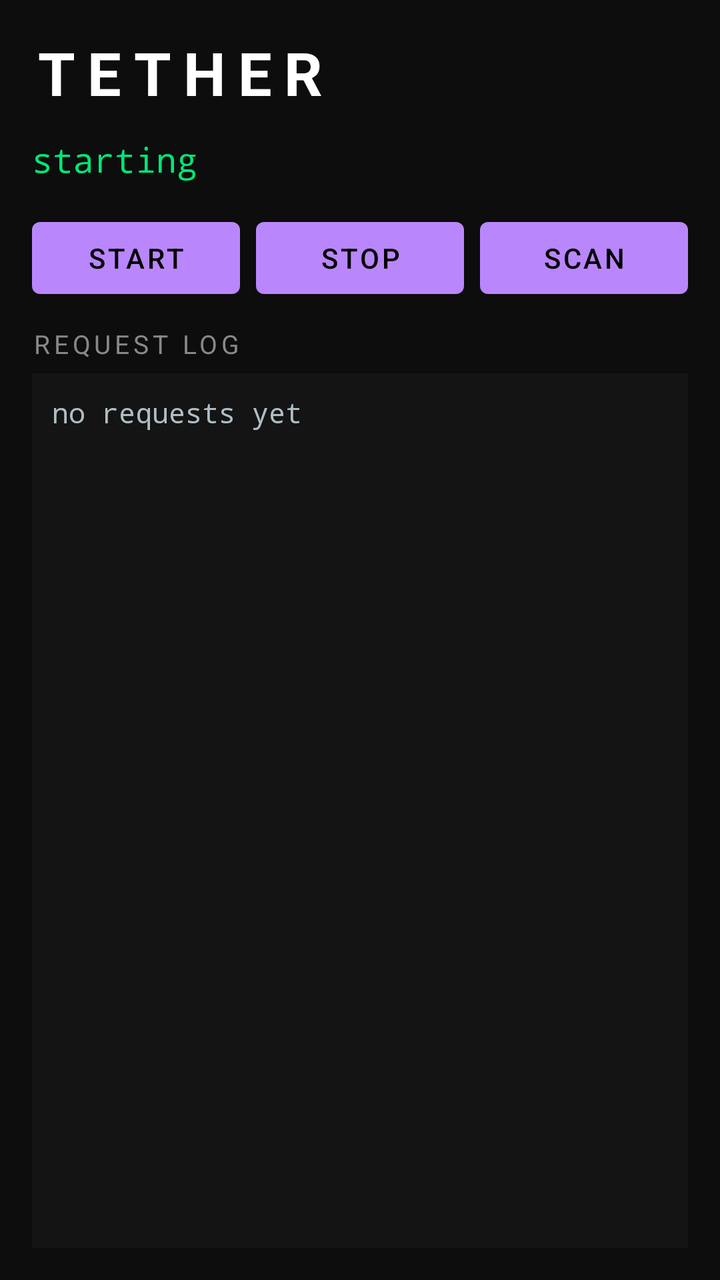
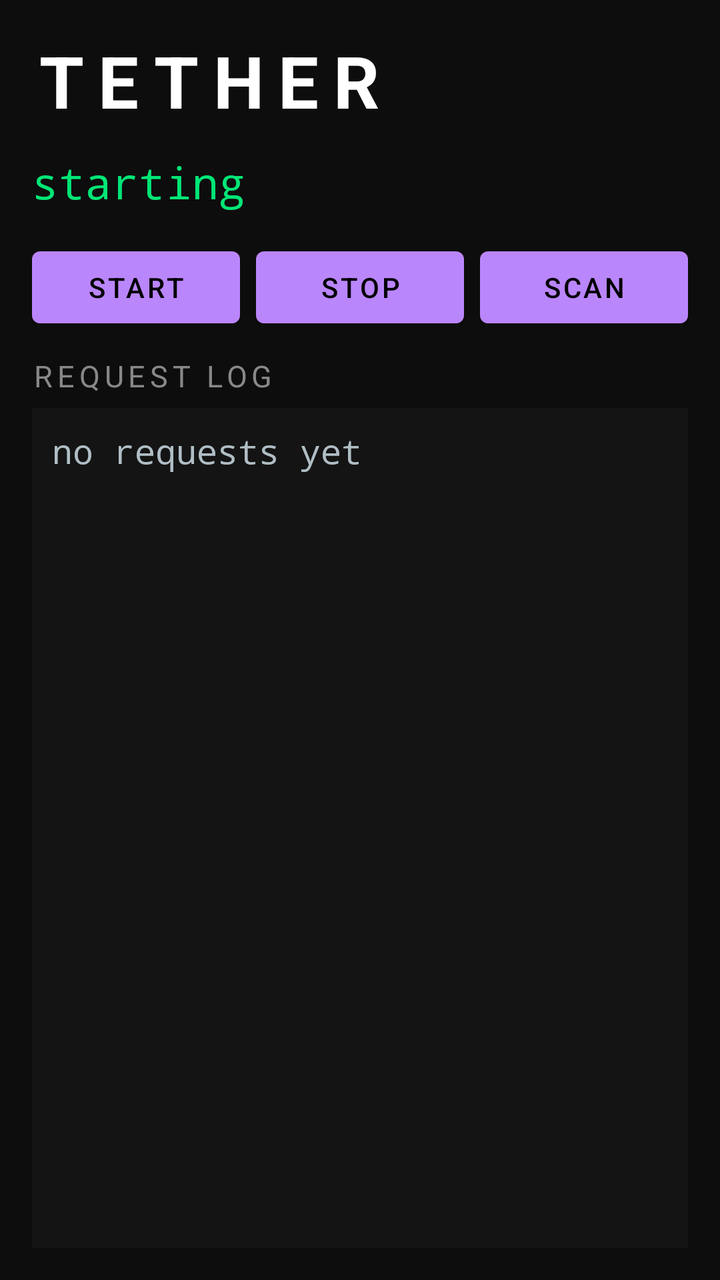

The first picture is an Android layout as it rendered before a commit; the second is the same layout after the commit. The layout source and the unified diff follow.
<!-- AndroidManifest.xml: application theme Theme.Tether -->
<!-- res/layout/activity_main.xml -->
<?xml version="1.0" encoding="utf-8"?>
<LinearLayout xmlns:android="http://schemas.android.com/apk/res/android"
    android:layout_width="match_parent"
    android:layout_height="match_parent"
    android:orientation="vertical"
    android:background="#0D0D0D"
    android:padding="16dp">

    <TextView
        android:layout_width="wrap_content"
        android:layout_height="wrap_content"
        android:text="TETHER"
        android:textColor="#FFFFFF"
        android:textSize="30sp"
        android:textStyle="bold"
        android:letterSpacing="0.2"
        android:paddingBottom="12dp" />

    <TextView
        android:id="@+id/statusText"
        android:layout_width="match_parent"
        android:layout_height="wrap_content"
        android:fontFamily="monospace"
        android:lineSpacingMultiplier="1.2"
        android:textColor="#00E676"
        android:textSize="17sp"
        android:text="starting" />

    <LinearLayout
        android:layout_width="match_parent"
        android:layout_height="wrap_content"
        android:orientation="horizontal"
        android:paddingTop="14dp"
        android:paddingBottom="10dp">

        <Button
            android:id="@+id/startBtn"
            android:layout_width="0dp"
            android:layout_weight="1"
            android:layout_height="wrap_content"
            android:layout_marginEnd="8dp"
            android:text="START" />

        <Button
            android:id="@+id/stopBtn"
            android:layout_width="0dp"
            android:layout_weight="1"
            android:layout_height="wrap_content"
            android:layout_marginEnd="8dp"
            android:text="STOP" />

        <Button
            android:id="@+id/scanBtn"
            android:layout_width="0dp"
            android:layout_weight="1"
            android:layout_height="wrap_content"
            android:text="SCAN" />

    </LinearLayout>

    <TextView
        android:layout_width="match_parent"
        android:layout_height="wrap_content"
        android:text="REQUEST LOG"
        android:textColor="#888888"
        android:textSize="13sp"
        android:letterSpacing="0.15"
        android:paddingBottom="6dp" />

    <ScrollView
        android:id="@+id/logScroll"
        android:layout_width="match_parent"
        android:layout_height="0dp"
        android:layout_weight="1"
        android:background="#141414"
        android:padding="10dp"
        android:scrollbars="vertical">

        <TextView
            android:id="@+id/logText"
            android:layout_width="match_parent"
            android:layout_height="wrap_content"
            android:fontFamily="monospace"
            android:textColor="#B0BEC5"
            android:textSize="14sp"
            android:text="no requests yet" />

    </ScrollView>

</LinearLayout>
<!-- resources referenced by this layout -->
<resources>
  <style name="Theme.Tether" parent="Theme.MaterialComponents.NoActionBar">
          <item name="android:statusBarColor">#0D0D0D</item>
          <item name="android:navigationBarColor">#0D0D0D</item>
          <item name="android:windowBackground">#0D0D0D</item>
      </style>
</resources>

<!-- the commit's change to res/layout/activity_main.xml (unified diff, before → after) -->
@@ -11,7 +11,7 @@
         android:layout_height="wrap_content"
         android:text="TETHER"
         android:textColor="#FFFFFF"
-        android:textSize="30sp"
+        android:textSize="36sp"
         android:textStyle="bold"
         android:letterSpacing="0.2"
         android:paddingBottom="12dp" />
@@ -23,7 +23,7 @@
         android:fontFamily="monospace"
         android:lineSpacingMultiplier="1.2"
         android:textColor="#00E676"
-        android:textSize="17sp"
+        android:textSize="22sp"
         android:text="starting" />
 
     <LinearLayout
@@ -63,7 +63,7 @@
         android:layout_height="wrap_content"
         android:text="REQUEST LOG"
         android:textColor="#888888"
-        android:textSize="13sp"
+        android:textSize="15sp"
         android:letterSpacing="0.15"
         android:paddingBottom="6dp" />
 
@@ -82,7 +82,7 @@
             android:layout_height="wrap_content"
             android:fontFamily="monospace"
             android:textColor="#B0BEC5"
-            android:textSize="14sp"
+            android:textSize="17sp"
             android:text="no requests yet" />
 
     </ScrollView>
